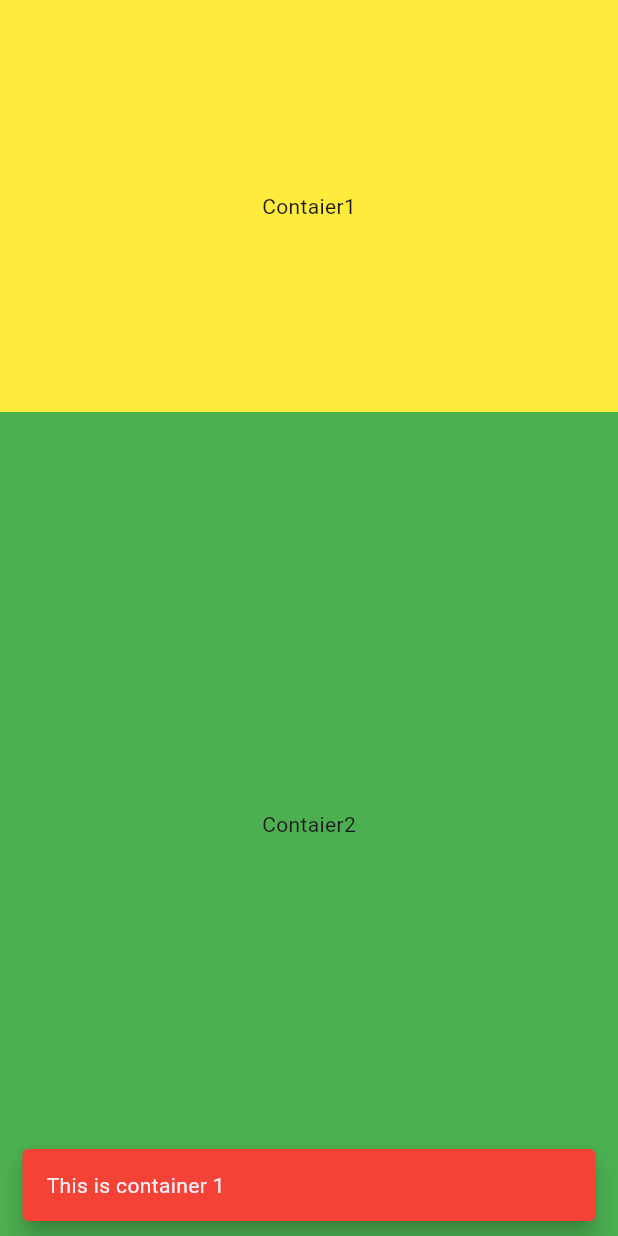
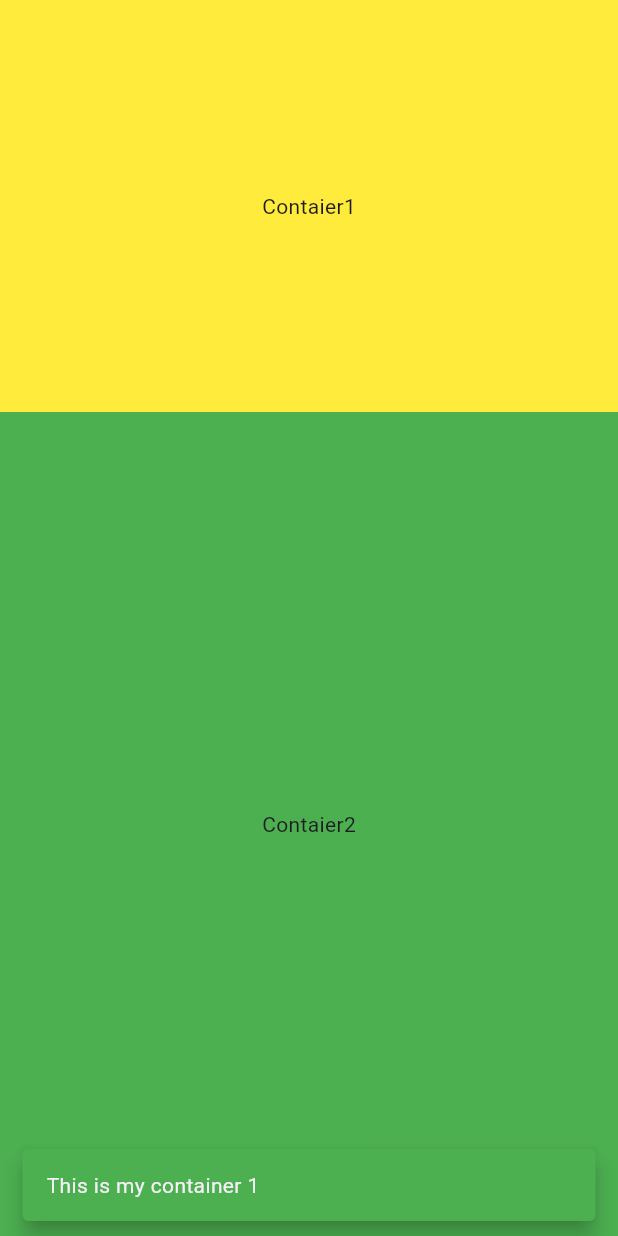
Before and after one commit to Aaysuh-Subedi/flutterClass, a Flutter app: the screen it shows after launch, after a tap on "Contaier1", on a phone screen of 412 x 824 dp. Run offline on Flutter 3.47's test engine with Material 3 defaults, Android fonts, the phone set to English and light mode, and no system bars.

Commit message:
flexing this thing

```diff
--- /dev/null
+++ b/lib/common/mysnackbar.dart
@@ -0,0 +1,24 @@
+import 'package:flutter/material.dart'
+    show
+        BuildContext,
+        Color,
+        ScaffoldMessenger,
+        SnackBar,
+        Text,
+        SnackBarBehavior,
+        Colors;
+
+showMySnackBar({
+  required BuildContext context,
+  required String message,
+  Color? color,
+}) {
+  ScaffoldMessenger.of(context).showSnackBar(
+    SnackBar(
+      content: Text(message),
+      backgroundColor: color ?? Colors.green,
+      duration: const Duration(seconds: 1),
+      behavior: SnackBarBehavior.floating,
+    ),
+  );
+}
--- a/lib/screens/flexible_expanded_screen.dart
+++ b/lib/screens/flexible_expanded_screen.dart
@@ -1,3 +1,4 @@
+import 'package:firstproject/common/mysnackbar.dart';
 import 'package:flutter/material.dart';
 
 class FlexibleExpandedScreen extends StatelessWidget {
@@ -11,14 +12,11 @@ class FlexibleExpandedScreen extends StatelessWidget {
           Expanded(
             flex: 1,
             child: GestureDetector(
-              onTap: () => ScaffoldMessenger.of(context).showSnackBar(
-                SnackBar(
-                  backgroundColor: Colors.red,
-                  content: Text("This is container 1"),
-                  duration: Duration(seconds: 1),
-                  behavior: SnackBarBehavior.floating,
-                ),
+              onTap: () => showMySnackBar(
+                context: context,
+                message: 'This is my container 1',
               ),
+
               child: Container(
                 // height: 300,
                 width: double.infinity,
```
